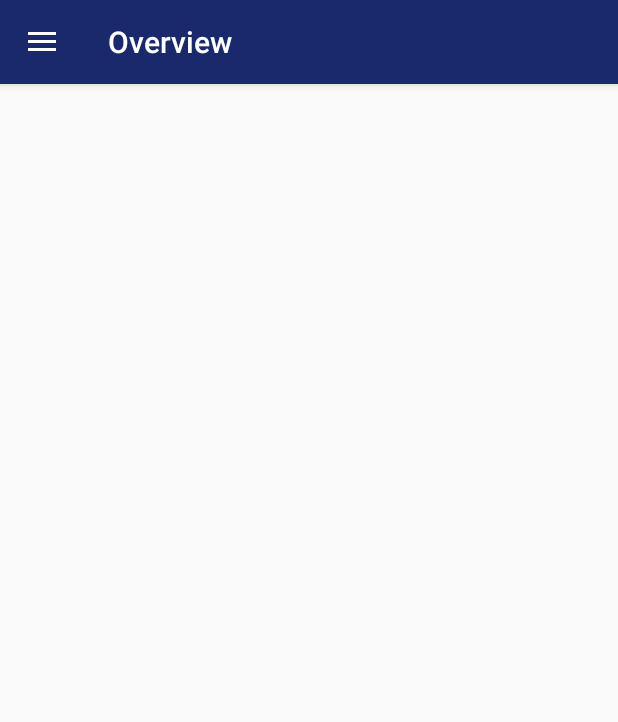
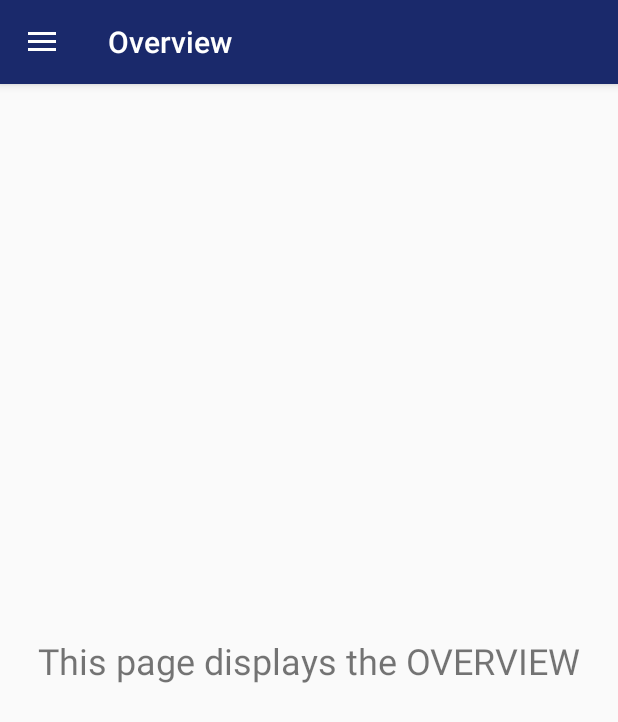
Before and after one commit to ka5p3rr/G52GRP_Atos_IoT_Project_Group27, an Android app: the NavigationActivity screen opened directly, with no data from a screen before it, after a tap on "Overview", on a phone screen of 412 x 824 dp. Shown: the top 722 px of the screen. Run offline under Robolectric (Android 15) with nearby library versions, the phone set to English and light mode, and no system bars; 1 statement that could not run was skipped; 1 other tap on this screen came first.

Commit message:
Demo screens for menu items
When a button is pressed in the Menu it switches the content of the Navigation Drawer using fragments. Right now it only displays a message saying what menu item was pressed. Back button from Navigation Activity now minimises the App instead of going back to log in screen. To get back to log in screen sign out in the menu should be pressed.

```diff
--- a/Group27AtosProject/app/src/main/AndroidManifest.xml
+++ b/Group27AtosProject/app/src/main/AndroidManifest.xml
@@ -13,7 +13,6 @@
         tools:ignore="GoogleAppIndexingWarning">
         <activity
             android:name=".NavigationActivity"
-            android:label="@string/title_general_navigation_activity_app"
             android:theme="@style/AppTheme.NoActionBar">
             <meta-data
                 android:name="android.support.PARENT_ACTIVITY"
--- a/Group27AtosProject/app/src/main/java/uk/ac/nottingham/group27atosproject/NavigationActivity.java
+++ b/Group27AtosProject/app/src/main/java/uk/ac/nottingham/group27atosproject/NavigationActivity.java
@@ -2,6 +2,8 @@ package uk.ac.nottingham.group27atosproject;
 
 import android.content.Intent;
 import android.os.Bundle;
+import android.support.v4.app.Fragment;
+import android.support.v4.app.FragmentManager;
 import android.view.View;
 import android.support.design.widget.NavigationView;
 import android.support.v4.view.GravityCompat;
@@ -34,8 +36,53 @@ public class NavigationActivity extends AppCompatActivity
         // call a function to change the username and user email in the header of the navigation bar
         changeText(navigationView);
 
-        // Check the labelA as the checked item
-        navigationView.setCheckedItem(R.id.overview_menu_item);
+        // Check the labelA as the checked item by default as the first screen
+        navigationView.setCheckedItem(R.id.overview_menuitem);
+        changeFragment(new OverviewFragment(), R.string.overview_menuitem);
+    }
+
+    // when back button is pressed it either closes the navigation bar or goes back
+    @Override
+    public void onBackPressed() {
+        DrawerLayout drawer = findViewById(R.id.drawer_layout);
+        if (drawer.isDrawerOpen(GravityCompat.START)) {
+            drawer.closeDrawer(GravityCompat.START);
+        } else {
+            this.moveTaskToBack(true);
+        }
+    }
+
+    @Override
+    public boolean onNavigationItemSelected(MenuItem item) {
+        // Handle navigation view item clicks here.
+        int id = item.getItemId();
+
+        switch(id) {
+            case R.id.overview_menuitem:
+                changeFragment(new OverviewFragment(), R.string.overview_menuitem);
+                break;
+            case R.id.stats_menuitem:
+                changeFragment(new StatisticsFragment(), R.string.stats_menuitem);
+                break;
+            case R.id.graph_menuitem:
+                changeFragment(new GraphsFragment(), R.string.graph_menuitem);
+                break;
+            case R.id.signout_menuitem:
+                Intent intent = new Intent(this, MainActivity.class);
+                startActivity(intent);
+                break;
+        }
+
+
+        DrawerLayout drawer = findViewById(R.id.drawer_layout);
+        drawer.closeDrawer(GravityCompat.START);
+        return true;
+    }
+
+    private void changeFragment(Fragment fragment, int title) {
+        setTitle(title);
+        FragmentManager fragmentManager = getSupportFragmentManager();
+        fragmentManager.beginTransaction().replace(R.id.fragment_framelayout, fragment).commit();
     }
 
     private void changeText(NavigationView navigationView) {
@@ -48,48 +95,19 @@ public class NavigationActivity extends AppCompatActivity
         TextView userMail_textview = headerView.findViewById(R.id.userMail_textview);
 
         // set the text itself
-        if(user.equals("admin")) {
+        switch (user) {
+            case "admin":
                 userName_textview.setText(R.string.admin_username);
                 userMail_textview.setText(R.string.admin_usermail);
-        }
-        if(user.equals("supervisor")) {
+                break;
+            case "supervisor":
                 userName_textview.setText(R.string.supervisor_username);
                 userMail_textview.setText(R.string.supervisor_usermail);
-        }
-        if(user.equals("worker")) {
+                break;
+            case "worker":
                 userName_textview.setText(R.string.worker_username);
                 userMail_textview.setText(R.string.worker_usermail);
+                break;
         }
     }
-
-    // when back button is pressed it either closes the navigation bar or goes back
-    @Override
-    public void onBackPressed() {
-        DrawerLayout drawer = findViewById(R.id.drawer_layout);
-        if (drawer.isDrawerOpen(GravityCompat.START)) {
-            drawer.closeDrawer(GravityCompat.START);
-        } else {
-            super.onBackPressed();
 }
-    }
-
-    @Override
-    public boolean onNavigationItemSelected(MenuItem item) {
-        // Handle navigation view item clicks here.
-        int id = item.getItemId();
-
-        if (id == R.id.overview_menu_item) {
-
-        } else if (id == R.id.labelB_menu_item) {
-
-        } else if (id == R.id.labelC_menu_item) {
-
-        } else if (id == R.id.labelD_menu_item) {
-
-        }
-
-        DrawerLayout drawer = findViewById(R.id.drawer_layout);
-        drawer.closeDrawer(GravityCompat.START);
-        return true;
-    }
-}
--- /dev/null
+++ b/Group27AtosProject/app/src/main/java/uk/ac/nottingham/group27atosproject/OverviewFragment.java
@@ -0,0 +1,29 @@
+package uk.ac.nottingham.group27atosproject;
+
+
+import android.os.Bundle;
+import android.support.v4.app.Fragment;
+import android.view.LayoutInflater;
+import android.view.View;
+import android.view.ViewGroup;
+
+
+/**
+ * A simple {@link Fragment} subclass.
+ */
+public class OverviewFragment extends Fragment {
+
+
+    public OverviewFragment() {
+        // Required empty public constructor
+    }
+
+
+    @Override
+    public View onCreateView(LayoutInflater inflater, ViewGroup container,
+                             Bundle savedInstanceState) {
+        // Inflate the layout for this fragment
+        return inflater.inflate(R.layout.fragment_overview, container, false);
+    }
+
+}
--- a/Group27AtosProject/app/src/main/res/layout/activity_main.xml
+++ b/Group27AtosProject/app/src/main/res/layout/activity_main.xml
@@ -78,11 +78,11 @@
         android:layout_height="wrap_content"
         android:layout_marginStart="64dp"
         android:layout_marginLeft="64dp"
-        android:layout_marginTop="48dp"
+        android:layout_marginTop="32dp"
         android:layout_marginEnd="64dp"
         android:layout_marginRight="64dp"
         android:text="@string/instructions_text"
-        android:textSize="16sp"
+        android:textSize="14sp"
         app:layout_constraintEnd_toEndOf="parent"
         app:layout_constraintHorizontal_bias="0.5"
         app:layout_constraintStart_toStartOf="parent"
@@ -94,7 +94,7 @@
         android:layout_height="wrap_content"
         android:layout_marginStart="64dp"
         android:layout_marginLeft="64dp"
-        android:layout_marginTop="48dp"
+        android:layout_marginTop="32dp"
         android:layout_marginEnd="64dp"
         android:layout_marginRight="64dp"
         android:adjustViewBounds="true"
--- a/Group27AtosProject/app/src/main/res/layout/activity_navigation_content.xml
+++ b/Group27AtosProject/app/src/main/res/layout/activity_navigation_content.xml
@@ -1,5 +1,5 @@
 <?xml version="1.0" encoding="utf-8"?>
-<android.support.constraint.ConstraintLayout xmlns:android="http://schemas.android.com/apk/res/android"
+<RelativeLayout xmlns:android="http://schemas.android.com/apk/res/android"
     xmlns:app="http://schemas.android.com/apk/res-auto"
     xmlns:tools="http://schemas.android.com/tools"
     android:layout_width="match_parent"
@@ -8,18 +8,10 @@
     tools:context=".NavigationActivity"
     tools:showIn="@layout/activity_navigation_bar">
 
-    <ScrollView
+    <FrameLayout
+        android:id="@+id/fragment_framelayout"
         android:layout_width="match_parent"
-        android:layout_height="match_parent"
-        android:layout_marginStart="8dp"
-        android:layout_marginLeft="8dp"
-        android:layout_marginTop="8dp"
-        android:layout_marginEnd="8dp"
-        android:layout_marginRight="8dp"
-        android:layout_marginBottom="8dp"
-        app:layout_constraintBottom_toBottomOf="parent"
-        app:layout_constraintEnd_toEndOf="parent"
-        app:layout_constraintStart_toStartOf="parent"
-        app:layout_constraintTop_toTopOf="parent" />
+        android:layout_height="match_parent">
 
-</android.support.constraint.ConstraintLayout>
+    </FrameLayout>
+</RelativeLayout>
--- /dev/null
+++ b/Group27AtosProject/app/src/main/res/layout/fragment_overview.xml
@@ -0,0 +1,32 @@
+<?xml version="1.0" encoding="utf-8"?>
+<FrameLayout xmlns:android="http://schemas.android.com/apk/res/android"
+    xmlns:app="http://schemas.android.com/apk/res-auto"
+    xmlns:tools="http://schemas.android.com/tools"
+    android:layout_width="match_parent"
+    android:layout_height="match_parent"
+    tools:context=".OverviewFragment">
+
+    <!-- TODO: Update blank fragment layout -->
+    <android.support.constraint.ConstraintLayout
+        android:layout_width="match_parent"
+        android:layout_height="match_parent">
+
+        <TextView
+            android:id="@+id/overview_fragment_textview"
+            android:layout_width="wrap_content"
+            android:layout_height="wrap_content"
+            android:layout_marginStart="8dp"
+            android:layout_marginLeft="8dp"
+            android:layout_marginTop="8dp"
+            android:layout_marginEnd="8dp"
+            android:layout_marginRight="8dp"
+            android:layout_marginBottom="8dp"
+            android:text="@string/overview_fragment_textview"
+            android:textSize="24sp"
+            app:layout_constraintBottom_toBottomOf="parent"
+            app:layout_constraintEnd_toEndOf="parent"
+            app:layout_constraintStart_toStartOf="parent"
+            app:layout_constraintTop_toTopOf="parent" />
+    </android.support.constraint.ConstraintLayout>
+
+</FrameLayout>
--- a/Group27AtosProject/app/src/main/res/menu/activity_navigation_drawer_menu.xml
+++ b/Group27AtosProject/app/src/main/res/menu/activity_navigation_drawer_menu.xml
@@ -5,21 +5,23 @@
 
     <group android:checkableBehavior="single">
         <item
-            android:id="@+id/overview_menu_item"
+            android:id="@+id/overview_menuitem"
             android:icon="@android:drawable/ic_dialog_info"
             android:title="@string/overview_menuitem" />
         <item
-            android:id="@+id/labelB_menu_item"
+            android:id="@+id/stats_menuitem"
             android:icon="@android:drawable/ic_dialog_info"
-            android:title="@string/labelB" />
+            android:title="@string/stats_menuitem" />
         <item
-            android:id="@+id/labelC_menu_item"
+            android:id="@+id/graph_menuitem"
             android:icon="@android:drawable/ic_dialog_info"
-            android:title="@string/labelC" />
+            android:title="@string/graph_menuitem" />
+    </group>
+    <group >
         <item
-            android:id="@+id/labelD_menu_item"
-            android:icon="@android:drawable/ic_dialog_info"
-            android:title="@string/labelD" />
+            android:id="@+id/signout_menuitem"
+            android:icon="@android:drawable/ic_menu_revert"
+            android:title="@string/signout_menuitem" />
     </group>
 
 </menu>
--- a/Group27AtosProject/app/src/main/res/values/strings.xml
+++ b/Group27AtosProject/app/src/main/res/values/strings.xml
@@ -1,9 +1,8 @@
 <resources>
-    <string name="app_name">Group 27</string>
+    <string name="app_name">Atos IoT Project</string>
     <string name="user_text">User</string>
     <string name="password_text">Password</string>
     <string name="login_button">Log in</string>
-    <string name="title_general_navigation_activity_app">Overview</string>
     <string name="navigation_drawer_open">Open navigation drawer</string>
     <string name="navigation_drawer_close">Close navigation drawer</string>
     <string name="nav_header_title">Android Studio</string>
@@ -11,9 +10,9 @@
     <string name="nav_header_desc">Navigation header</string>
     <string name="action_settings">Settings</string>
     <string name="overview_menuitem">Overview</string>
-    <string name="labelB">labelB</string>
-    <string name="labelC">labelC</string>
-    <string name="labelD">labelD</string>
+    <string name="stats_menuitem">Statistics</string>
+    <string name="graph_menuitem">Graphs</string>
+    <string name="signout_menuitem">Sign out</string>
     <string name="admin_username">Administrator</string>
     <string name="admin_usermail">administrator@group27.com</string>
     <string name="supervisor_username">Supervisor</string>
@@ -22,13 +21,7 @@
     <string name="worker_usermail">worker@group27.com</string>
     <string name="demo_text">DEMO APP</string>
     <string name="instructions_text">Please enter worker, supervisor or admin in the User field and press LOG IN to access the app. No password is required.</string>
-    <string name="lore_ipsum">Lorem ipsum dolor sit amet, consectetur adipiscing elit. Cras scelerisque turpis nec justo ullamcorper posuere. Fusce sit amet est mi. Etiam posuere fringilla neque, at suscipit urna varius eget. Ut consequat lorem in metus tempor, id molestie enim tincidunt. Nullam scelerisque lobortis mi, eget laoreet nunc bibendum at. Vestibulum turpis nunc, venenatis nec massa vitae, tempus hendrerit velit. Vivamus tincidunt vel leo sed rutrum. Curabitur pulvinar molestie purus pharetra dictum. Mauris vehicula, nisi vitae commodo varius, nisl nibh fringilla ex, id vulputate enim augue efficitur turpis. Duis tempor ornare rutrum. Nullam vel consectetur nunc, eget vehicula ante. Phasellus faucibus magna dolor, sed pulvinar augue placerat nec. Nam nec lectus id odio scelerisque porttitor.
-
-Duis nec ligula elementum, rutrum ligula sit amet, volutpat velit. Vestibulum ante ipsum primis in faucibus orci luctus et ultrices posuere cubilia Curae; Donec iaculis consectetur est, id eleifend augue scelerisque in. Suspendisse potenti. Nam imperdiet sit amet dolor nec tincidunt. Morbi sed mattis libero, at rutrum dui. Nullam mattis semper tincidunt. Duis laoreet cursus odio, nec tristique nulla aliquam non. Donec dictum facilisis turpis, ut porta enim convallis quis. Donec id tincidunt ante, eu vulputate urna. Cras libero erat, viverra eu mollis eget, posuere et lectus. Nullam laoreet odio at libero feugiat maximus. Ut euismod urna ut erat commodo, sit amet commodo leo eleifend. Nulla at ante ac urna volutpat finibus.
-
-Nunc dui sem, vulputate eu velit sed, sagittis volutpat erat. Nulla facilisi. Vestibulum tincidunt vestibulum turpis. Nullam maximus tellus tortor, vitae bibendum mi aliquam non. Quisque in metus orci. Etiam eros nunc, molestie sit amet rutrum in, fermentum non turpis. Maecenas euismod odio et ipsum feugiat mattis. Sed ante risus, pulvinar ac metus in, lacinia tempor diam. Nullam et mi bibendum, tincidunt eros id, fringilla purus. Donec ac facilisis tellus.
-
-Donec tincidunt purus diam, sed tincidunt magna maximus eget. Fusce quis erat gravida mauris laoreet dignissim. Maecenas tempor elit laoreet urna porta, vel accumsan mauris tincidunt. Sed posuere, dolor vestibulum tincidunt lobortis, magna turpis pulvinar ligula, non sodales risus nunc vel eros. Nulla imperdiet consectetur scelerisque. Lorem ipsum dolor sit amet, consectetur adipiscing elit. Etiam eget erat ornare, ullamcorper velit sit amet, placerat erat. Aenean bibendum ante tellus. Donec laoreet bibendum tempor. Suspendisse sit amet quam libero. Mauris pulvinar lorem lectus, a vulputate felis semper sed. Nam finibus, velit at vehicula sodales, est ante ullamcorper nibh, quis ultrices orci turpis nec nisi. Donec consectetur velit a laoreet scelerisque. Pellentesque cursus velit nisi, ac luctus augue ultrices ut. Nulla non ante id libero porta finibus. Nullam a placerat nunc.
-
-Suspendisse venenatis id neque non ornare. Phasellus scelerisque, nunc nec dignissim cursus, mi sapien facilisis justo, facilisis dignissim nisi nunc id orci. Sed non eros ut nisl iaculis pretium vel consectetur dui. Pellentesque vel hendrerit magna. Vivamus vel neque erat. Aliquam tincidunt, dolor ac sagittis placerat, urna risus mattis nulla, molestie iaculis nisl risus vel tortor. Curabitur facilisis justo non fermentum varius. Morbi at molestie elit. Phasellus id aliquam felis. Morbi sodales nibh ac neque mollis, at sollicitudin lectus pulvinar. Maecenas euismod ligula quis tortor tincidunt, nec cursus massa rutrum.</string>
+    <string name="overview_fragment_textview">This page displays the OVERVIEW</string>
+    <string name="statistics_fragment_textview">This page displays the STATISTICS</string>
+    <string name="graphs_fragment_textview">This page displays the GRAPHS</string>
 </resources>
--- a/Group27AtosProject/app/src/main/res/values/styles.xml
+++ b/Group27AtosProject/app/src/main/res/values/styles.xml
@@ -1,7 +1,7 @@
 <resources>
 
     <!-- Base application theme. -->
-    <style name="AppTheme" parent="Theme.AppCompat.Light.NoActionBar">
+    <style name="AppTheme" parent="Theme.AppCompat.Light.DarkActionBar">
         <!-- Customize your theme here. -->
         <item name="colorPrimary">@color/colorPrimary</item>
         <item name="colorPrimaryDark">@color/colorPrimaryDark</item>
```
Also changed, not shown: Group27AtosProject/app/src/main/java/uk/ac/nottingham/group27atosproject/GraphsFragment.java (added, +29 -0 lines), Group27AtosProject/app/src/main/java/uk/ac/nottingham/group27atosproject/StatisticsFragment.java (added, +29 -0 lines), Group27AtosProject/app/src/main/res/layout/fragment_graphs.xml (added, +32 -0 lines), Group27AtosProject/app/src/main/res/layout/fragment_statistics.xml (added, +30 -0 lines). Lines whose indentation alone changed are shown as unchanged.
